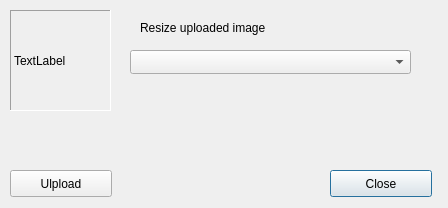
First picture: the form in src/modules/uploader/uploaderdialog.ui, repository lxqt/screengrab, before the edit.
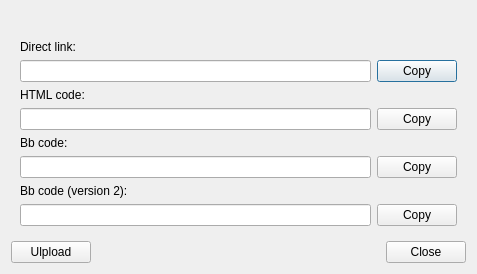
Second picture: the form after the edit.

Commit message: Implement uploaderdialog ui basic functionaly

Diff of the .ui file:
```diff
--- a/src/modules/uploader/uploaderdialog.ui
+++ b/src/modules/uploader/uploaderdialog.ui
@@ -6,38 +6,29 @@
    <rect>
     <x>0</x>
     <y>0</y>
-    <width>448</width>
-    <height>208</height>
+    <width>477</width>
+    <height>268</height>
    </rect>
   </property>
   <property name="windowTitle">
    <string>Upload screenshot</string>
   </property>
-  <widget class="QPushButton" name="butClose">
-   <property name="geometry">
-    <rect>
-     <x>330</x>
-     <y>170</y>
-     <width>102</width>
-     <height>27</height>
-    </rect>
-   </property>
-   <property name="text">
-    <string>Close</string>
-   </property>
-  </widget>
-  <widget class="QPushButton" name="butUpload">
+  <layout class="QVBoxLayout" name="verticalLayout_2">
+   <item>
+    <widget class="QStackedWidget" name="stackedWidget">
+     <property name="currentIndex">
+      <number>1</number>
+     </property>
+     <widget class="QWidget" name="page">
+      <widget class="QComboBox" name="cbxResize">
    <property name="geometry">
     <rect>
-     <x>10</x>
-     <y>170</y>
-     <width>102</width>
-     <height>27</height>
-    </rect>
-   </property>
-   <property name="text">
-    <string>Ulpload</string>
-   </property>
+         <x>130</x>
+         <y>60</y>
+         <width>281</width>
+         <height>24</height>
+        </rect>
+       </property>
   </widget>
   <widget class="QLabel" name="shotLabel">
    <property name="geometry">
@@ -61,8 +52,8 @@
   <widget class="QLabel" name="labResize">
    <property name="geometry">
     <rect>
-     <x>140</x>
-     <y>20</y>
+         <x>130</x>
+         <y>50</y>
      <width>241</width>
      <height>16</height>
     </rect>
@@ -71,16 +62,183 @@
     <string>Resize uploaded image</string>
    </property>
   </widget>
-  <widget class="QComboBox" name="cbxResize">
+      <widget class="QProgressBar" name="progressBar">
+       <property name="geometry">
+        <rect>
+         <x>20</x>
+         <y>190</y>
+         <width>401</width>
+         <height>23</height>
+        </rect>
+       </property>
+       <property name="value">
+        <number>0</number>
+       </property>
+       <property name="textVisible">
+        <bool>true</bool>
+       </property>
+      </widget>
+      <widget class="QLabel" name="labDescription">
    <property name="geometry">
     <rect>
      <x>130</x>
-     <y>50</y>
-     <width>281</width>
-     <height>24</height>
-    </rect>
-   </property>
-  </widget>
+         <y>10</y>
+         <width>301</width>
+         <height>31</height>
+        </rect>
+       </property>
+       <property name="text">
+        <string>This dialog for upload your screenshot on imageshack.us image hosting.</string>
+       </property>
+       <property name="wordWrap">
+        <bool>true</bool>
+       </property>
+      </widget>
+     </widget>
+     <widget class="QWidget" name="page_2">
+      <layout class="QVBoxLayout" name="verticalLayout">
+       <item>
+        <widget class="QLabel" name="labSuccessfully">
+         <property name="text">
+          <string/>
+         </property>
+         <property name="alignment">
+          <set>Qt::AlignCenter</set>
+         </property>
+        </widget>
+       </item>
+       <item>
+        <widget class="QLabel" name="labDirectLink">
+         <property name="text">
+          <string>Direct link:</string>
+         </property>
+        </widget>
+       </item>
+       <item>
+        <layout class="QHBoxLayout" name="horizontalLayout">
+         <item>
+          <widget class="QLineEdit" name="editDirectLink"/>
+         </item>
+         <item>
+          <widget class="QPushButton" name="butCopyLink">
+           <property name="text">
+            <string>Copy</string>
+           </property>
+          </widget>
+         </item>
+        </layout>
+       </item>
+       <item>
+        <widget class="QLabel" name="labHTML">
+         <property name="text">
+          <string>HTML code:</string>
+         </property>
+        </widget>
+       </item>
+       <item>
+        <layout class="QHBoxLayout" name="horizontalLayout_2">
+         <item>
+          <widget class="QLineEdit" name="editHTML"/>
+         </item>
+         <item>
+          <widget class="QPushButton" name="butCopyHTML">
+           <property name="text">
+            <string>Copy</string>
+           </property>
+          </widget>
+         </item>
+        </layout>
+       </item>
+       <item>
+        <widget class="QLabel" name="labBbCode">
+         <property name="text">
+          <string>Bb code:</string>
+         </property>
+        </widget>
+       </item>
+       <item>
+        <layout class="QHBoxLayout" name="horizontalLayout_3">
+         <item>
+          <widget class="QLineEdit" name="editBbCode"/>
+         </item>
+         <item>
+          <widget class="QPushButton" name="butCopyBbCode">
+           <property name="text">
+            <string>Copy</string>
+           </property>
+          </widget>
+         </item>
+        </layout>
+       </item>
+       <item>
+        <widget class="QLabel" name="labBbCode2">
+         <property name="text">
+          <string>Bb code (version 2):</string>
+         </property>
+        </widget>
+       </item>
+       <item>
+        <layout class="QHBoxLayout" name="horizontalLayout_4">
+         <item>
+          <widget class="QLineEdit" name="editBbCode2"/>
+         </item>
+         <item>
+          <widget class="QPushButton" name="butCopyBbCode2">
+           <property name="text">
+            <string>Copy</string>
+           </property>
+          </widget>
+         </item>
+        </layout>
+       </item>
+      </layout>
+     </widget>
+    </widget>
+   </item>
+   <item>
+    <layout class="QHBoxLayout" name="horizontalLayout_5">
+     <item>
+      <widget class="QPushButton" name="butUpload">
+       <property name="sizePolicy">
+        <sizepolicy hsizetype="Preferred" vsizetype="Fixed">
+         <horstretch>0</horstretch>
+         <verstretch>0</verstretch>
+        </sizepolicy>
+       </property>
+       <property name="text">
+        <string>Ulpload</string>
+       </property>
+      </widget>
+     </item>
+     <item>
+      <spacer name="horizontalSpacer">
+       <property name="orientation">
+        <enum>Qt::Horizontal</enum>
+       </property>
+       <property name="sizeHint" stdset="0">
+        <size>
+         <width>40</width>
+         <height>20</height>
+        </size>
+       </property>
+      </spacer>
+     </item>
+     <item>
+      <widget class="QPushButton" name="butClose">
+       <property name="sizePolicy">
+        <sizepolicy hsizetype="Preferred" vsizetype="Fixed">
+         <horstretch>0</horstretch>
+         <verstretch>0</verstretch>
+        </sizepolicy>
+       </property>
+       <property name="text">
+        <string>Close</string>
+       </property>
+      </widget>
+     </item>
+    </layout>
+   </item>
+  </layout>
  </widget>
  <resources/>
  <connections/>
```
Lines whose indentation alone changed are shown as unchanged. The commit also changes 2 other files.
